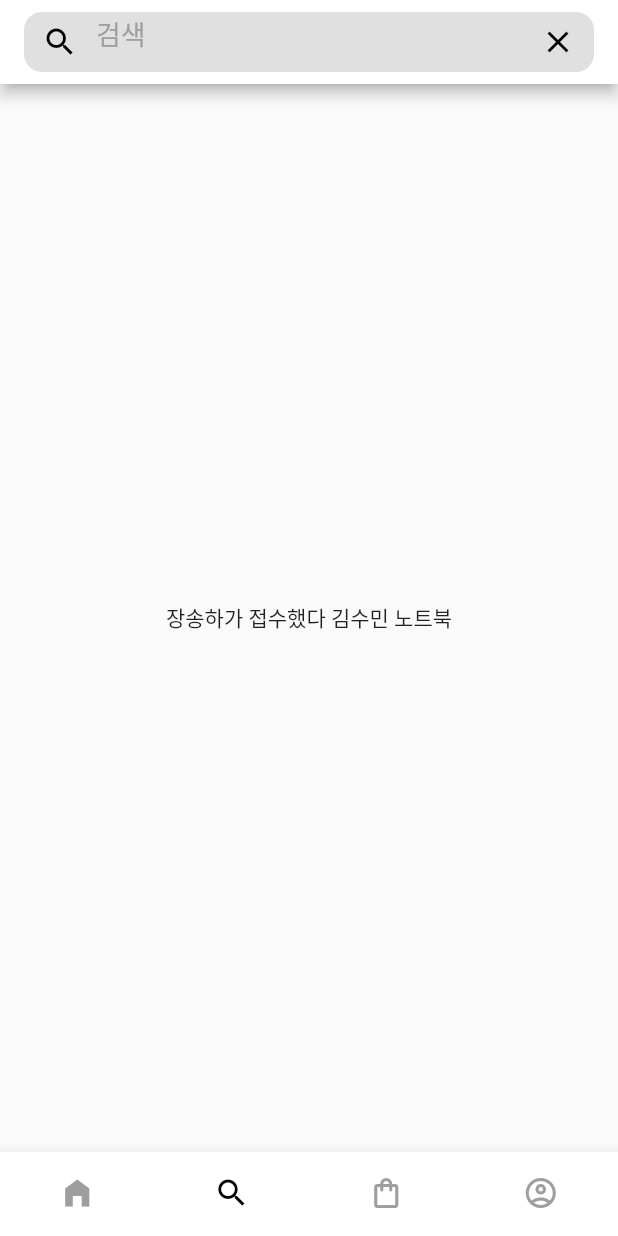
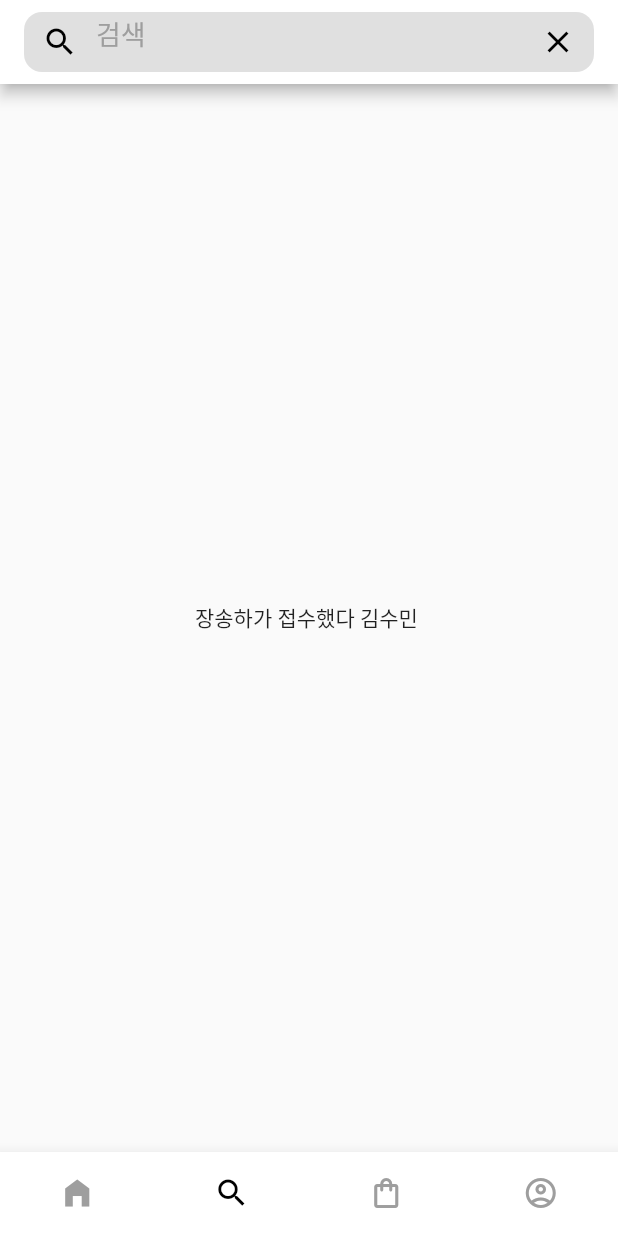
Before and after one commit to sumin04/flutter_MakeInstargramApp, a Flutter app: the screen it shows after launch, on a phone screen of 412 x 824 dp. Run offline on Flutter 3.47's test engine with Material 2 defaults, Android fonts, the phone set to English and light mode, and no system bars; our stand-ins replace get, url_strategy; Roboto replaces fonts that are missing (NanumGothic).

Commit message:
깃허브 테스트리

```diff
--- a/lib/mainpages/searchScreen.dart
+++ b/lib/mainpages/searchScreen.dart
@@ -56,7 +56,7 @@ class _SearchGridScreen extends State<SearchGridScreen> {
         backgroundColor: Colors.white,
         ),
       body: Center(
-        child: Text('장송하가 접수했다 김수민 노트북'),
+        child: Text('장송하가 접수했다 김수민 '),
       ),
     );
   }
```
